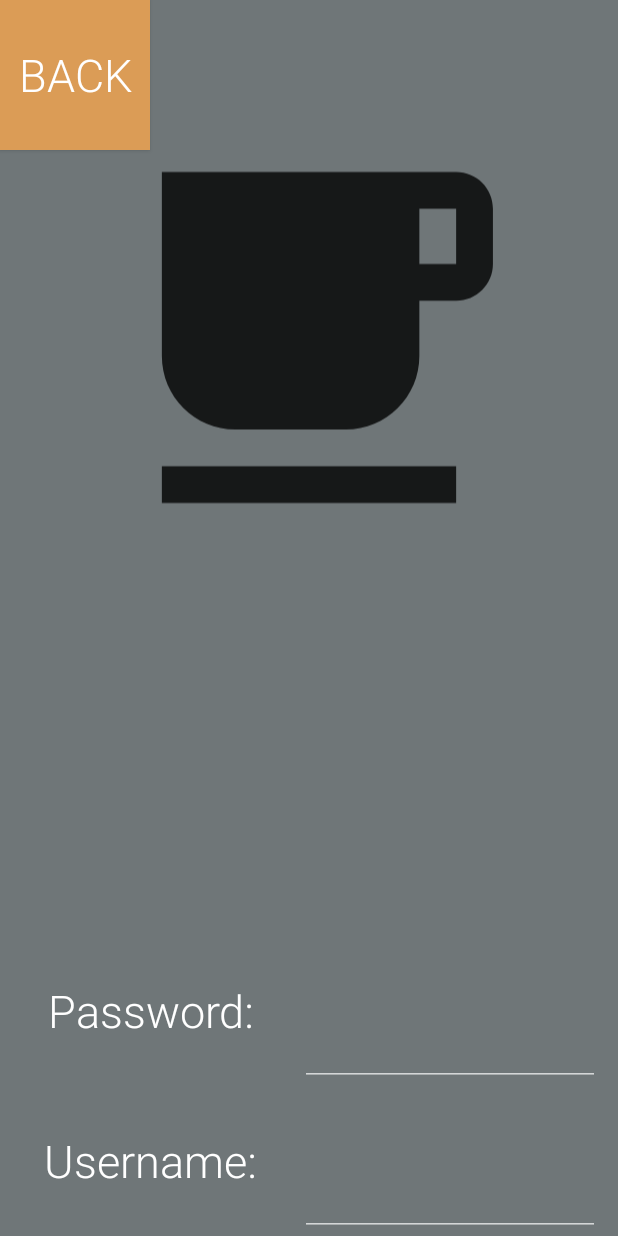
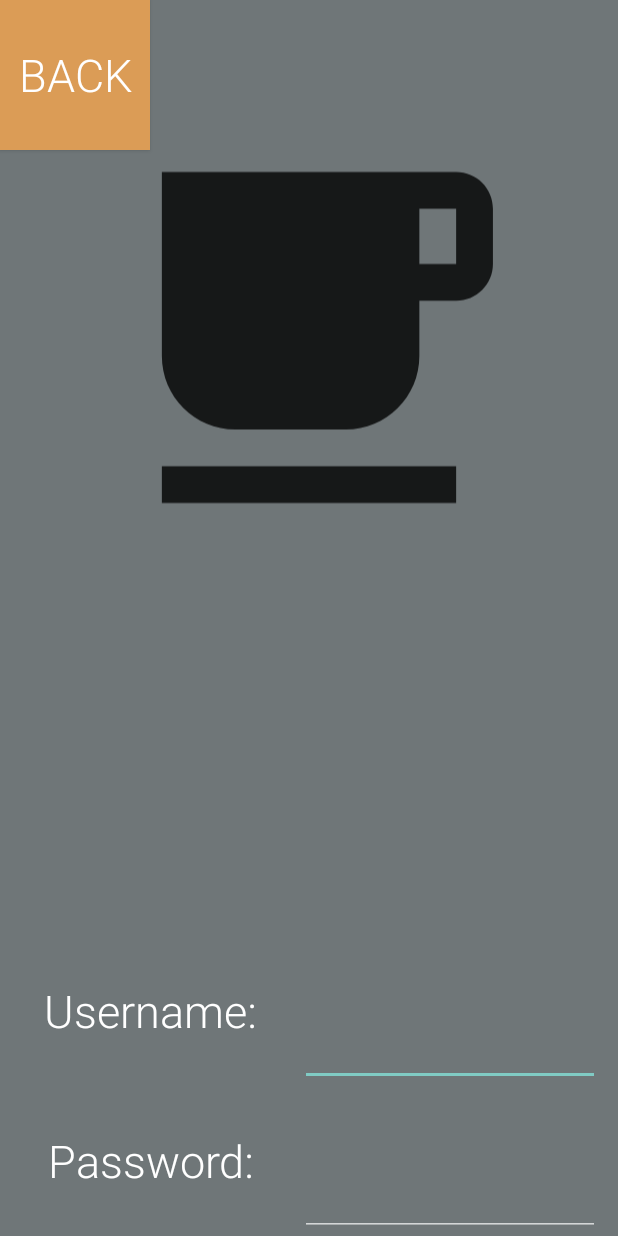
Before and after one commit to hanrahma123/CoffeeCloud, an Android app: the screen it shows after launch (MainActivity before the commit, SignIn_Activity after it), after a tap on "SIGNIN", on a phone screen of 412 x 824 dp. Run offline under Robolectric (Android 15) with nearby library versions, the phone set to English and light mode, and no system bars.

Commit message:
Just added some button functionality and QA

```diff
--- a/app/src/main/AndroidManifest.xml
+++ b/app/src/main/AndroidManifest.xml
@@ -9,6 +9,8 @@
         android:roundIcon="@mipmap/ic_launcher_round"
         android:supportsRtl="true"
         android:theme="@style/Theme.AppCompat.NoActionBar">
+        <activity android:name=".CreateAccount"></activity>
+        <activity android:name=".SignIn_Activity"></activity>
         <activity android:name=".MainActivity">
             <intent-filter>
                 <action android:name="android.intent.action.MAIN" />
--- a/app/src/main/java/com/example/coffee/MainActivity.java
+++ b/app/src/main/java/com/example/coffee/MainActivity.java
@@ -2,6 +2,7 @@ package com.example.coffee;
 
 import androidx.appcompat.app.AppCompatActivity;
 
+import android.content.Intent;
 import android.os.Bundle;
 import android.view.View;
 import android.widget.Button;
@@ -13,20 +14,38 @@ public class MainActivity extends AppCompatActivity {
         super.onCreate(savedInstanceState);
         setContentView(R.layout.activity_main);
 
-        Button button = findViewById(R.id.top);
+
+
+         //signin
+        SetupSignin();
+        SetupCreateAccount();
+
+
+//      Button back = findViewById(R.id.back);
+////        back.setOnClickListener(new View.OnClickListener() {
+////
+////            public void onClick(View v) {
+////                //setContentView(R.layout.activity_main);
+////            }
+////        });
+    }
+    private void SetupSignin() {
+        Button button = findViewById(R.id.signin);
         button.setOnClickListener(new View.OnClickListener() {
 
             public void onClick(View v) {
-                setContentView(R.layout.activity_sigin);
+                startActivity(new Intent(MainActivity.this, SignIn_Activity.class));
             }
         });
+        }
 
-      Button back = findViewById(R.id.back);
-        back.setOnClickListener(new View.OnClickListener() {
+    private void SetupCreateAccount() {
+        Button button = findViewById(R.id.createAccount);
+        button.setOnClickListener(new View.OnClickListener() {
 
             public void onClick(View v) {
-                setContentView(R.layout.activity_main);
+                startActivity(new Intent(MainActivity.this, CreateAccount.class));
             }
         });
     }
-}
+    }
--- /dev/null
+++ b/app/src/main/java/com/example/coffee/SignIn_Activity.java
@@ -0,0 +1,25 @@
+package com.example.coffee;
+
+import androidx.appcompat.app.AppCompatActivity;
+
+import android.content.Intent;
+import android.os.Bundle;
+import android.view.View;
+import android.widget.Button;
+
+public class SignIn_Activity extends AppCompatActivity {
+
+    @Override
+    protected void onCreate(Bundle savedInstanceState) {
+        super.onCreate(savedInstanceState);
+        setContentView(R.layout.activity_sign_in_);
+
+        Button back = findViewById(R.id.back);
+        back.setOnClickListener(new View.OnClickListener() {
+
+            public void onClick(View v) {
+                finish();
+          }
+        });
+    }
+}
--- a/app/src/main/res/layout/activity_main.xml
+++ b/app/src/main/res/layout/activity_main.xml
@@ -5,18 +5,18 @@
 
     >
     <Button
-        android:id ="@+id/top"
+        android:id ="@+id/signin"
         android:text="SignIn"
         android:textSize="30dp"
         android:textColor="@color/white"
         android:fontFamily="sans-serif-light"
         android:layout_width="match_parent"
         android:layout_height="100dp"
-        android:layout_above="@id/bottom"
+        android:layout_above="@id/createAccount"
         android:background="@color/colorAccent"
         />
     <Button
-        android:id = "@+id/bottom"
+        android:id = "@+id/createAccount"
         android:text="Create Account"
         android:textSize="30dp"
         android:textColor="@color/white"
--- /dev/null
+++ b/app/src/main/res/layout/activity_sign_in_.xml
@@ -0,0 +1,91 @@
+<?xml version="1.0" encoding="utf-8"?>
+<RelativeLayout xmlns:android ="http://schemas.android.com/apk/res/android"
+    android:layout_height="match_parent"
+    android:layout_width="match_parent"
+
+    >
+    <Button
+        android:id ="@+id/back"
+        android:text="Back"
+        android:textSize="30dp"
+        android:textColor="@color/white"
+        android:fontFamily="sans-serif-light"
+        android:layout_width="100dp"
+        android:layout_height="100dp"
+        android:background="@color/colorAccent"
+        />
+    <ImageView
+        android:layout_width="match_parent"
+        android:layout_height="match_parent"
+
+        android:background="@color/background"
+        />
+
+    <TableLayout
+        android:layout_width="match_parent"
+        android:layout_height="200dp"
+        android:layout_alignParentBottom="true"
+        >
+        <TableRow>
+
+
+            <TextView
+
+                android:layout_width="200dp"
+                android:layout_height="100dp"
+                android:text="Username:"
+                android:singleLine="true"
+                android:fontFamily="sans-serif-light"
+                android:textSize="30dp"
+                android:textColor="@color/white"
+                android:gravity="center"
+                />
+
+
+            <EditText
+                android:layout_above="@+id/user"
+                android:textSize="30dp"
+                android:textColor="@color/white"
+                android:fontFamily="sans-serif-light"
+                android:layout_width="200dp"
+                android:layout_height="100dp"
+                />
+        </TableRow>
+        <TableRow>
+
+        <TextView
+            android:layout_width="200dp"
+            android:layout_height="100dp"
+            android:text="Password:"
+            android:fontFamily="sans-serif-light"
+
+            android:textSize="30dp"
+            android:textColor="@color/white"
+            android:gravity="center"
+            />
+
+        <EditText
+            android:id = "@+id/pass"
+            android:textSize="30dp"
+            android:textColor="@color/white"
+            android:fontFamily="sans-serif-light"
+            android:inputType="textPassword"
+            android:layout_width="200dp"
+            android:layout_height="100dp"
+
+
+            />
+        </TableRow>
+    </TableLayout>
+
+
+    <ImageView
+        android:layout_width="match_parent"
+        android:layout_height="450dp"
+        android:src="@drawable/ic_action_name"
+        android:layout_alignParentTop="true"
+        />
+
+
+
+</RelativeLayout>
```
Also changed, not shown: app/src/main/java/com/example/coffee/CreateAccount.java (added, +25 -0 lines), app/src/main/res/layout/activity_create_account.xml (renamed from app/src/main/res/layout/activity_sigin.xml, +55 -32 lines).
